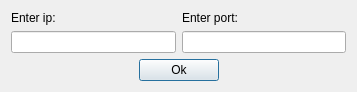
This is Lab1/TCPClient/portdialog.ui in rodimov/NetworksLabs_SUT as Qt 5 draws it before an edit. The edited form follows.
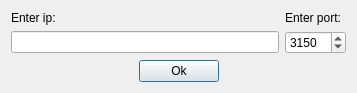
This is the edited form.

The edit to the form file:
```diff
--- a/Lab1/TCPClient/portdialog.ui
+++ b/Lab1/TCPClient/portdialog.ui
@@ -50,7 +50,17 @@
       </widget>
      </item>
      <item>
-      <widget class="QLineEdit" name="port"/>
+      <widget class="QSpinBox" name="port">
+       <property name="minimum">
+        <number>1</number>
+       </property>
+       <property name="maximum">
+        <number>65535</number>
+       </property>
+       <property name="value">
+        <number>3150</number>
+       </property>
+      </widget>
      </item>
     </layout>
    </item>
```
